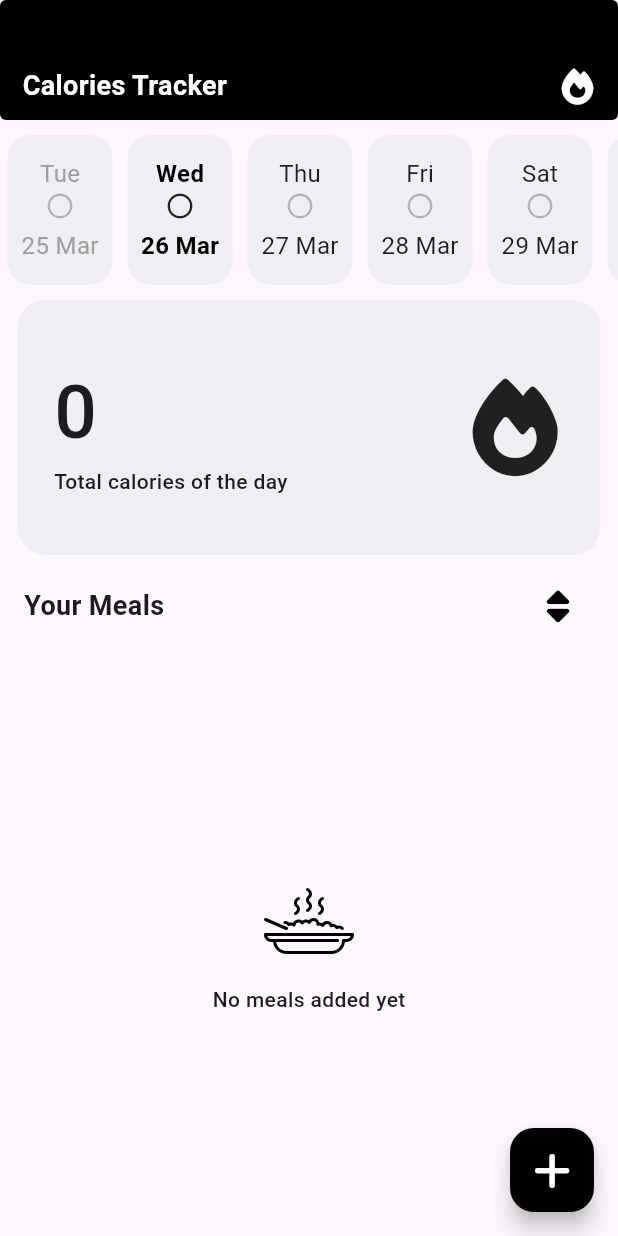
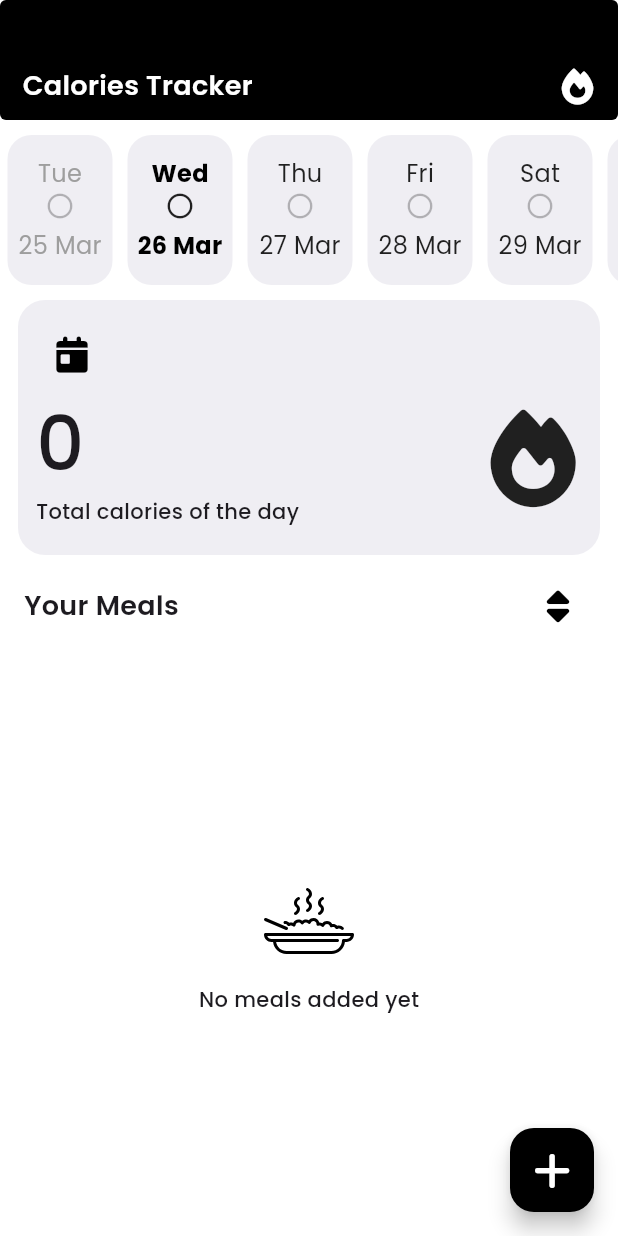
Before and after one commit to Alaataher027/meal_tracking_app, a Flutter app: the screen it shows after launch, after a tap on "Wed", on a phone screen of 412 x 824 dp. Run offline on Flutter 3.47's test engine with Material 3 defaults, Android fonts, the phone set to English and light mode, and no system bars; our stand-ins replace bloc, flutter_bloc, flutter_svg, font_awesome_flutter, go_router, google_fonts and 4 more; accounts and stored records are empty.

Commit message:
* modify splash ui + add today icon

```diff
--- a/lib/features/home/presentation/manager/cubits/cubit/meal_cubit.dart
+++ b/lib/features/home/presentation/manager/cubits/cubit/meal_cubit.dart
@@ -29,16 +29,12 @@ class MealCubit extends Cubit<MealState> {
       mealsList?.sort((a, b) => (a.mealName ?? "").compareTo(b.mealName ?? ""));
     } else if (criteria == "calories") {
       mealsList?.sort((a, b) => (a.calories ?? 0).compareTo(b.calories ?? 0));
-    } else if (criteria == "time") {
-      mealsList?.sort((a, b) => (a.dateTime ?? DateTime(2000)).compareTo(
-            b.dateTime ?? DateTime(2000),
-          ));
     }
     applyFiltersAndSort();
   }
 
   void filterMealsByDate(DateTime? date) {
-    selectedDate = date ?? DateTime.now(); // Ensure it's never null
+    selectedDate = date ?? DateTime.now();
     applyFiltersAndSort();
   }
 
--- a/lib/features/home/presentation/views/widgets/sort_menu.dart
+++ b/lib/features/home/presentation/views/widgets/sort_menu.dart
@@ -22,10 +22,6 @@ class SortMenu extends StatelessWidget {
           value: "calories",
           child: Text("Sort by Calories"),
         ),
-        const PopupMenuItem(
-          value: "time",
-          child: Text("Sort by Time"),
-        ),
       ],
       icon: const Icon(
         FontAwesomeIcons.sort,
--- a/lib/features/home/presentation/views/widgets/total_calories_of_day_item.dart
+++ b/lib/features/home/presentation/views/widgets/total_calories_of_day_item.dart
@@ -23,8 +23,23 @@ class TotalCaloriesOfDayItem extends StatelessWidget {
               borderRadius: BorderRadius.circular(18),
             ),
             child: Padding(
-              padding: const EdgeInsets.all(24),
-              child: Row(
+              padding: const EdgeInsets.all(12),
+              child: Column(
+                crossAxisAlignment: CrossAxisAlignment.start,
+                children: [
+                  IconButton(
+                    padding: EdgeInsets.zero,
+                    onPressed: () {
+                      DateTime today = DateTime.now();
+                      BlocProvider.of<MealCubit>(context)
+                          .filterMealsByDate(today);
+                    },
+                    icon: Icon(
+                      FontAwesomeIcons.calendarDay,
+                      color: Colors.black,
+                    ),
+                  ),
+                  Row(
                     mainAxisAlignment: MainAxisAlignment.start,
                     children: [
                       Column(
@@ -48,6 +63,8 @@ class TotalCaloriesOfDayItem extends StatelessWidget {
                       )
                     ],
                   ),
+                ],
+              ),
             ),
           ),
         );
--- a/lib/features/splash/presentation/views/splash_view.dart
+++ b/lib/features/splash/presentation/views/splash_view.dart
@@ -1,6 +1,7 @@
 import 'package:flutter/material.dart';
 import 'package:go_router/go_router.dart';
 import 'package:meal_tracking_app/core/utils/app_router.dart';
+import 'package:meal_tracking_app/features/splash/presentation/views/widgets/logo_widget.dart';
 
 class SplashView extends StatelessWidget {
   const SplashView({super.key});
@@ -12,6 +13,7 @@ class SplashView extends StatelessWidget {
     });
 
     return Scaffold(
+      backgroundColor: Colors.white,
       body: splashTitle(),
     );
   }
@@ -23,7 +25,7 @@ class splashTitle extends StatelessWidget {
   @override
   Widget build(BuildContext context) {
     return const Center(
-      child: Text("Your Calories Tracker"),
+      child: LogoWidget(),
     );
   }
 }
--- /dev/null
+++ b/lib/features/splash/presentation/views/widgets/logo_widget.dart
@@ -0,0 +1,27 @@
+import 'package:flutter/material.dart';
+import 'package:flutter_svg/svg.dart';
+import 'package:font_awesome_flutter/font_awesome_flutter.dart';
+import 'package:google_fonts/google_fonts.dart';
+import 'package:meal_tracking_app/core/utils/styles.dart';
+
+class LogoWidget extends StatelessWidget {
+  const LogoWidget({super.key});
+
+  @override
+  Widget build(BuildContext context) {
+    return Row(
+      mainAxisAlignment: MainAxisAlignment.center,
+      children: [
+        Icon(
+          FontAwesomeIcons.fire,
+          size: 70,
+        ),
+        SizedBox(
+          height: 180,
+          width: 230,
+          child: SvgPicture.asset("assets/images/calories_track.svg"),
+        )
+      ],
+    );
+  }
+}
--- a/lib/main.dart
+++ b/lib/main.dart
@@ -1,4 +1,5 @@
 import 'package:flutter/material.dart';
+import 'package:google_fonts/google_fonts.dart';
 import 'package:hive_flutter/hive_flutter.dart';
 import 'package:meal_tracking_app/constants.dart';
 import 'package:meal_tracking_app/core/utils/app_router.dart';
@@ -22,6 +23,10 @@ class MealTrackingApp extends StatelessWidget {
     return MaterialApp.router(
       routerConfig: AppRouter.router,
       debugShowCheckedModeBanner: false,
+      theme: ThemeData.light().copyWith(
+        scaffoldBackgroundColor: Colors.white,
+        textTheme: GoogleFonts.poppinsTextTheme(),
+      ),
     );
   }
 }
```
Also changed, not shown: assets/images/calories_track.svg (added). Lines whose indentation alone changed are shown as unchanged.
